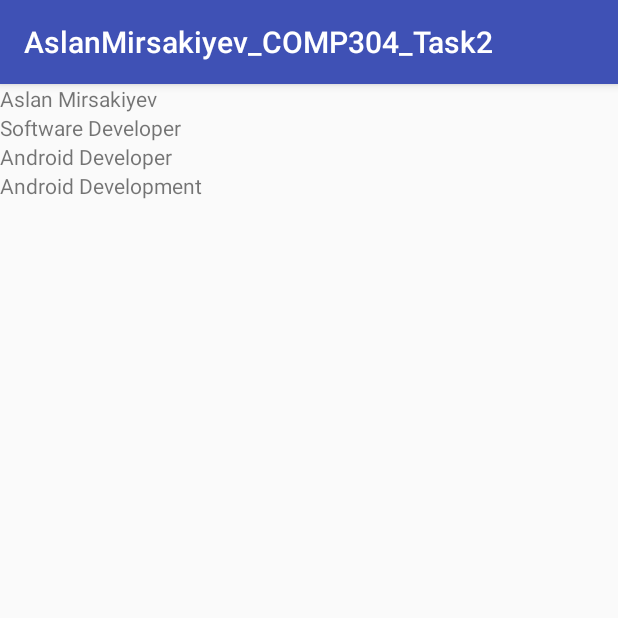
After one commit to mirsakiyev/COMP-304, an Android app: the SubActivity screen opened directly, with no data from a screen before it, on a phone screen of 412 x 824 dp, the top half of it. The commit adds this screen. Run offline under Robolectric (Android 15) with nearby library versions, the phone set to English and light mode, and no system bars.

Commit message:
Assignment1 - Task2 -  Added SubActivity, added appropriate method and functionality to display values in TextViews from strings.xml on SubAcitivity

```diff
--- a/AslanMirsakiyev_COMP304_Task2/app/src/main/AndroidManifest.xml
+++ b/AslanMirsakiyev_COMP304_Task2/app/src/main/AndroidManifest.xml
@@ -16,6 +16,7 @@
                 <category android:name="android.intent.category.LAUNCHER" />
             </intent-filter>
         </activity>
+        <activity android:name=".SubActivity"></activity>
     </application>
 
 </manifest>
--- /dev/null
+++ b/AslanMirsakiyev_COMP304_Task2/app/src/main/java/com/example/aslanmr/aslanmirsakiyev_comp304_task2/SubActivity.java
@@ -0,0 +1,28 @@
+package com.example.aslanmr.aslanmirsakiyev_comp304_task2;
+
+import android.content.Intent;
+import android.support.v7.app.AppCompatActivity;
+import android.os.Bundle;
+import android.widget.TextView;
+
+public class SubActivity extends AppCompatActivity {
+
+    @Override
+    protected void onCreate(Bundle savedInstanceState) {
+        super.onCreate(savedInstanceState);
+        setContentView(R.layout.activity_sub);
+
+        //Create TextView objects for every filed
+        TextView showName=          findViewById(R.id.nameTextView);
+        TextView showQualification= findViewById(R.id.qualificationTextView);
+        TextView showDreamJob=      findViewById(R.id.dreamjobTextView);
+        TextView showSpecField=     findViewById(R.id.specfiledTextView);
+
+        //Set Text to TextView objects from strings.xml
+        showName.setText            (R.string.nameStr);
+        showQualification.setText   (R.string.qualificationStr);
+        showDreamJob.setText        (R.string.dreamjobStr);
+        showSpecField.setText       (R.string.specfieldStr);
+
+    }
+}
--- /dev/null
+++ b/AslanMirsakiyev_COMP304_Task2/app/src/main/res/layout/activity_sub.xml
@@ -0,0 +1,31 @@
+<?xml version="1.0" encoding="utf-8"?>
+<LinearLayout xmlns:android="http://schemas.android.com/apk/res/android"
+    xmlns:app="http://schemas.android.com/apk/res-auto"
+    xmlns:tools="http://schemas.android.com/tools"
+    android:layout_width="match_parent"
+    android:layout_height="match_parent"
+    android:orientation="vertical"
+    tools:context=".SubActivity">
+
+
+    <TextView
+        android:id="@+id/nameTextView"
+        android:layout_width="wrap_content"
+        android:layout_height="wrap_content" />
+
+    <TextView
+        android:id="@+id/qualificationTextView"
+        android:layout_width="wrap_content"
+        android:layout_height="wrap_content" />
+
+    <TextView
+        android:id="@+id/dreamjobTextView"
+        android:layout_width="wrap_content"
+        android:layout_height="wrap_content" />
+
+    <TextView
+        android:id="@+id/specfiledTextView"
+        android:layout_width="wrap_content"
+        android:layout_height="wrap_content" />
+
+</LinearLayout>
--- a/AslanMirsakiyev_COMP304_Task2/app/src/main/res/values/strings.xml
+++ b/AslanMirsakiyev_COMP304_Task2/app/src/main/res/values/strings.xml
@@ -1,3 +1,7 @@
 <resources>
     <string name="app_name">AslanMirsakiyev_COMP304_Task2</string>
+    <string name="nameStr">Aslan Mirsakiyev</string>
+    <string name="qualificationStr">Software Developer</string>
+    <string name="dreamjobStr">Android Developer</string>
+    <string name="specfieldStr">Android Development</string>
 </resources>
```
Also changed, not shown: AslanMirsakiyev_COMP304_Task2/app/src/main/java/com/example/aslanmr/aslanmirsakiyev_comp304_task2/MainActivity.java (+15 -0 lines), AslanMirsakiyev_COMP304_Task2/app/src/main/res/layout/activity_main.xml (+13 -14 lines).
